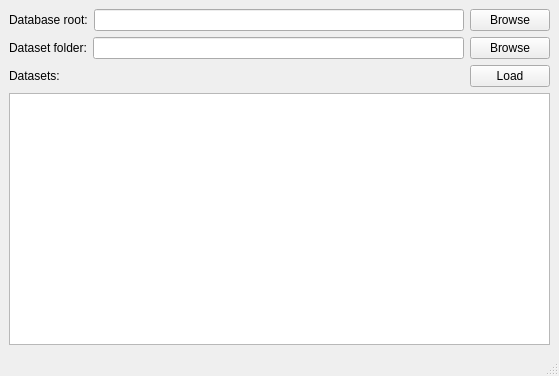
Above: import_GUI.ui from jowanpittevils/Databasemanager_Signalplotter before the change. Below: the same form after it.
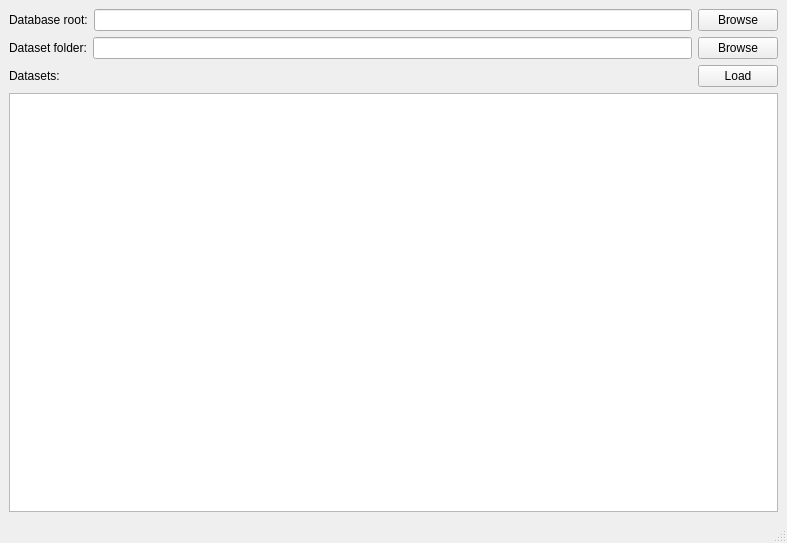
That is the form after the change.

```diff
--- a/import_GUI.ui
+++ b/import_GUI.ui
@@ -6,8 +6,8 @@
    <rect>
     <x>0</x>
     <y>0</y>
-    <width>559</width>
-    <height>376</height>
+    <width>787</width>
+    <height>543</height>
    </rect>
   </property>
   <property name="windowTitle">
```
Left out of the diff: 2 changed lines with no effect on the pictures.
